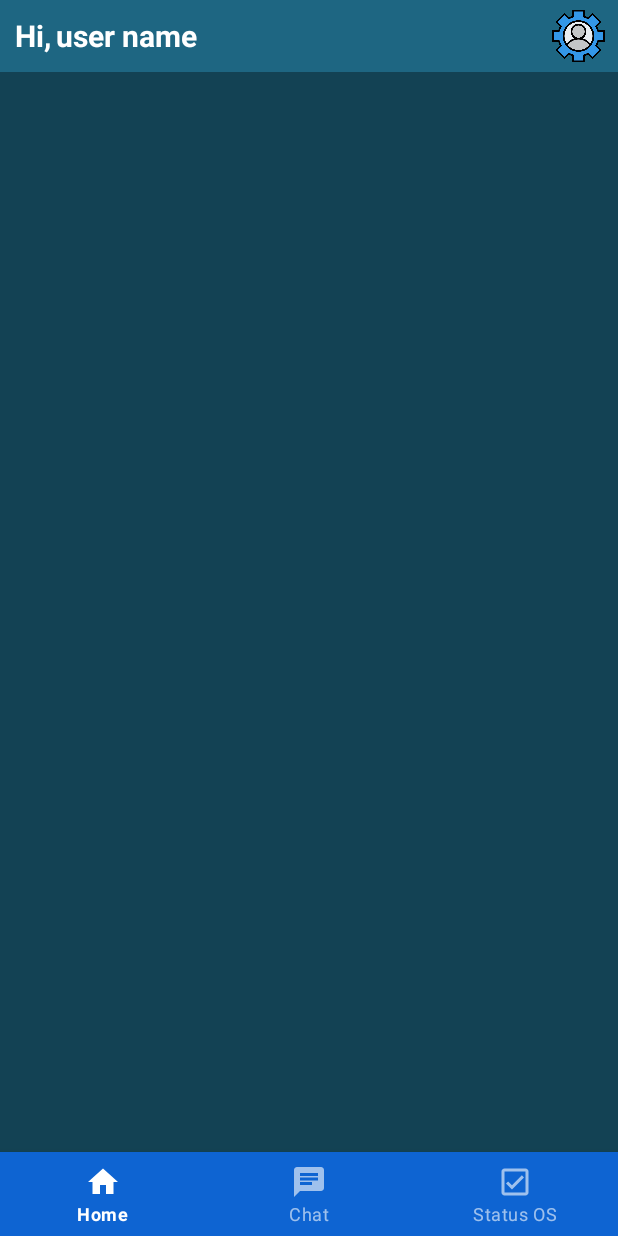
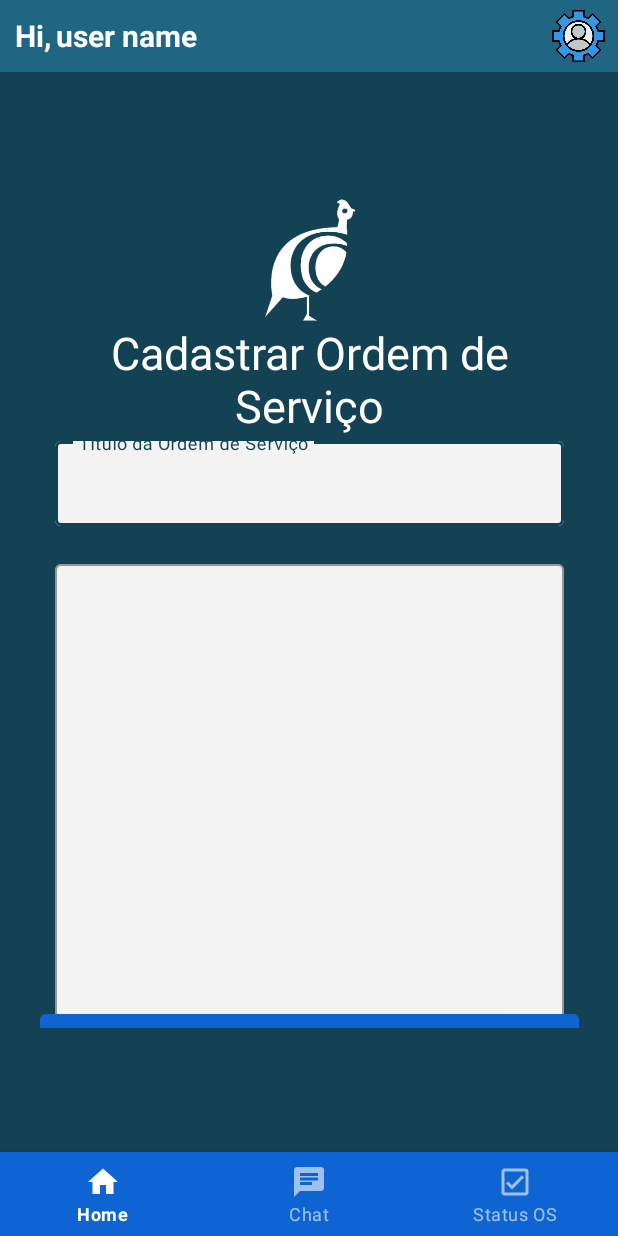
Before and after one commit to LeonardoSnows/Sistema-Integrado-Continuo, an Android app: the screen it shows after launch (MainMenu), on a phone screen of 412 x 824 dp. Run offline under Robolectric (Android 15) with nearby library versions, the phone set to English and light mode, and no system bars; our stand-ins replace Firebase (no records; nobody signed in at launch, a user with empty details on screens opened directly).

Commit message:
Convertido para fragmento, telas Chat e Cadastro de OS

```diff
--- /dev/null
+++ b/sistema_integrado_continuo/app/src/main/java/br/com/fatec/projeto/sistemaintegradocontinuo/fragments/bottomMenu/ServiceOrderRegisterFragment.kt
@@ -0,0 +1,39 @@
+package br.com.fatec.projeto.sistemaintegradocontinuo.fragments.bottomMenu
+
+import android.os.Bundle
+import android.view.LayoutInflater
+import android.view.View
+import android.view.ViewGroup
+import androidx.fragment.app.Fragment
+import br.com.fatec.projeto.sistemaintegradocontinuo.R
+import com.google.android.material.textfield.TextInputEditText
+import com.google.android.material.textfield.TextInputLayout
+
+class ServiceOrderRegisterFragment : Fragment() {
+
+    private lateinit var tituloOrdemServicoText: TextInputEditText
+    private lateinit var descricaoOrdemDeServicoText: TextInputEditText
+    private lateinit var address2EmpresaMaterialInput: TextInputLayout
+    private lateinit var address3EmpresaMaterialInput: TextInputLayout
+    private lateinit var address4EmpresaMaterialInput: TextInputLayout
+    private lateinit var address5EmpresaMaterialInput: TextInputLayout
+
+    override fun onCreateView(inflater: LayoutInflater, container: ViewGroup?, savedInstanceState: Bundle?): View? {
+        val view = inflater.inflate(R.layout.fragment_service_order_register, container, false)
+
+        tituloOrdemServicoText = view.findViewById(R.id.titulo_ordem_servicotext)
+        descricaoOrdemDeServicoText = view.findViewById(R.id.descricao_ordem_de_sercico_text)
+        return view
+    }
+
+    // Função para recuperar o título da ordem de serviço
+    fun getTituloOrdemServico(): String {
+        return tituloOrdemServicoText.text.toString()
+    }
+
+    // Função para recuperar a descrição da ordem de serviço
+    fun getDescricaoOrdemServico(): String {
+        return descricaoOrdemDeServicoText.text.toString()
+    }
+
+}
--- a/sistema_integrado_continuo/app/src/main/java/br/com/fatec/projeto/sistemaintegradocontinuo/mainMenu/MainMenu.kt
+++ b/sistema_integrado_continuo/app/src/main/java/br/com/fatec/projeto/sistemaintegradocontinuo/mainMenu/MainMenu.kt
@@ -9,7 +9,9 @@ import androidx.fragment.app.Fragment
 import br.com.fatec.projeto.sistemaintegradocontinuo.R
 import br.com.fatec.projeto.sistemaintegradocontinuo.databinding.ActivityMainMenuBinding
 import br.com.fatec.projeto.sistemaintegradocontinuo.formlogin.FormLogin
+import br.com.fatec.projeto.sistemaintegradocontinuo.fragments.bottomMenu.ChatFragment
 import br.com.fatec.projeto.sistemaintegradocontinuo.fragments.bottomMenu.HomeFragment
+import br.com.fatec.projeto.sistemaintegradocontinuo.fragments.bottomMenu.ServiceOrderRegisterFragment
 import com.google.android.material.snackbar.Snackbar
 import com.google.firebase.auth.FirebaseAuth
 
@@ -20,12 +22,13 @@ class MainMenu : AppCompatActivity() {
         super.onCreate(savedInstanceState)
         binding = ActivityMainMenuBinding.inflate(layoutInflater)
         setContentView(binding.root)
-        replaceFragment(HomeFragment())
+        replaceFragment(ServiceOrderRegisterFragment())
 
         binding.bottomNavigationView.setOnItemSelectedListener {
             when (it.itemId) {
 
                 R.id.homePage -> replaceFragment(HomeFragment())
+                R.id.chatPage -> replaceFragment(ChatFragment())
 
                 else -> {}
             }
--- /dev/null
+++ b/sistema_integrado_continuo/app/src/main/res/layout/fragment_service_order_register.xml
@@ -0,0 +1,149 @@
+<?xml version="1.0" encoding="utf-8"?>
+<androidx.constraintlayout.widget.ConstraintLayout xmlns:android="http://schemas.android.com/apk/res/android"
+    xmlns:app="http://schemas.android.com/apk/res-auto"
+    xmlns:tools="http://schemas.android.com/tools"
+    android:layout_width="match_parent"
+    android:layout_height="match_parent"
+    android:background="@drawable/background_cadastro_empresa">
+
+    <ImageView
+        android:id="@+id/imageView3"
+        android:layout_width="match_parent"
+        android:layout_height="83dp"
+        android:src="@drawable/logo"
+        tools:layout_editor_absoluteX="147dp"
+        tools:layout_editor_absoluteY="16dp" />
+
+    <TextView
+        android:id="@+id/textView4"
+        android:layout_width="match_parent"
+        android:layout_height="wrap_content"
+        android:text="Cadastrar Ordem de Serviço"
+        android:textAlignment="center"
+        android:textColor="@color/white"
+        android:textSize="30dp"
+        app:layout_constraintTop_toBottomOf="@+id/imageView3" />
+
+    <LinearLayout
+        android:id="@+id/linearLayout"
+        android:layout_width="match_parent"
+        android:layout_height="wrap_content"
+        android:orientation="vertical"
+        app:layout_constraintBottom_toBottomOf="parent"
+        app:layout_constraintEnd_toEndOf="parent"
+        app:layout_constraintHorizontal_bias="0.0"
+        app:layout_constraintStart_toStartOf="parent"
+        app:layout_constraintTop_toBottomOf="@+id/textView4"
+        app:layout_constraintVertical_bias="0.107">
+
+        <!--Titulo da O.S-->
+        <LinearLayout
+            android:layout_width="match_parent"
+            android:layout_height="match_parent"
+            android:orientation="vertical"
+            app:layout_constraintBottom_toBottomOf="parent"
+            app:layout_constraintEnd_toEndOf="parent"
+            app:layout_constraintHorizontal_bias="0.0"
+            app:layout_constraintStart_toStartOf="parent"
+            app:layout_constraintTop_toBottomOf="@+id/textView4"
+            app:layout_constraintVertical_bias="0.107">
+
+            <!--Endereço-->
+            <LinearLayout
+                android:layout_width="match_parent"
+                android:layout_height="match_parent"
+                android:orientation="vertical"
+                app:layout_constraintBottom_toBottomOf="parent"
+                app:layout_constraintEnd_toEndOf="parent"
+                app:layout_constraintHorizontal_bias="0.0"
+                app:layout_constraintStart_toStartOf="parent"
+                app:layout_constraintTop_toBottomOf="@+id/textView4"
+                app:layout_constraintVertical_bias="0.107">
+
+                <!--Endereço-->
+                <com.google.android.material.textfield.TextInputLayout
+                    android:id="@+id/address2_empresa_material_input"
+                    style="@style/Widget.MaterialComponents.TextInputLayout.OutlinedBox"
+                    android:layout_width="match_parent"
+                    android:layout_height="wrap_content"
+                    android:layout_marginLeft="10dp"
+                    android:layout_marginRight="10dp"
+                    android:layout_marginBottom="10dp"
+                    app:boxBackgroundColor="#f3f3f3">
+
+                    <com.google.android.material.textfield.TextInputLayout
+                        android:id="@+id/address3_empresa_material_input"
+                        style="@style/Widget.MaterialComponents.TextInputLayout.OutlinedBox"
+                        android:layout_width="match_parent"
+                        android:layout_height="match_parent"
+                        android:layout_marginLeft="10dp"
+                        android:layout_marginRight="10dp"
+                        android:layout_marginBottom="10dp"
+                        app:boxBackgroundColor="#f3f3f3">
+
+                    </com.google.android.material.textfield.TextInputLayout>
+
+                    <com.google.android.material.textfield.TextInputEditText
+                        android:id="@+id/titulo_ordem_servicotext"
+                        android:layout_width="match_parent"
+                        android:layout_height="wrap_content"
+                        android:hint="Título da Ordem de Serviço"
+                        android:inputType="text" />
+                </com.google.android.material.textfield.TextInputLayout>
+
+            </LinearLayout>
+
+            <com.google.android.material.textfield.TextInputLayout
+                android:id="@+id/address4_empresa_material_input"
+                style="@style/Widget.MaterialComponents.TextInputLayout.OutlinedBox"
+                android:layout_width="match_parent"
+                android:layout_height="wrap_content"
+                android:layout_marginLeft="10dp"
+                android:layout_marginRight="10dp"
+                android:layout_marginBottom="10dp"
+                app:boxBackgroundColor="#f3f3f3">
+
+                <com.google.android.material.textfield.TextInputLayout
+                    android:id="@+id/address5_empresa_material_input"
+                    style="@style/Widget.MaterialComponents.TextInputLayout.OutlinedBox"
+                    android:layout_width="match_parent"
+                    android:layout_height="match_parent"
+                    android:layout_marginLeft="10dp"
+                    android:layout_marginRight="10dp"
+                    android:layout_marginBottom="10dp"
+                    app:boxBackgroundColor="#f3f3f3">
+
+                </com.google.android.material.textfield.TextInputLayout>
+
+                <com.google.android.material.textfield.TextInputEditText
+                    android:id="@+id/descricao_ordem_de_sercico_text"
+                    android:layout_width="match_parent"
+                    android:layout_height="306dp"
+                    android:autoText="false"
+                    android:inputType="textMultiLine"
+                    android:textAppearance="@style/TextAppearance.AppCompat.Body1"
+                    tools:text="Descrição Ordem de Serviço" />
+            </com.google.android.material.textfield.TextInputLayout>
+
+        </LinearLayout>
+
+        <!--N°-->
+
+        <!--Endereço-->
+
+    </LinearLayout>
+
+
+    <Button
+        android:id="@+id/btn_cadastro2_user"
+        android:layout_width="match_parent"
+        android:layout_height="wrap_content"
+        android:backgroundTint="#0E64D2"
+        android:fontFamily="@font/archivo"
+        android:text="Cadastrar Ordem de Serviço"
+        android:textColor="@color/white"
+        app:layout_constraintBottom_toBottomOf="parent"
+        app:layout_constraintTop_toBottomOf="@+id/linearLayout"
+        tools:layout_editor_absoluteX="0dp" />
+
+</androidx.constraintlayout.widget.ConstraintLayout>
--- a/sistema_integrado_continuo/app/src/main/res/menu/bottom_nav_menu.xml
+++ b/sistema_integrado_continuo/app/src/main/res/menu/bottom_nav_menu.xml
@@ -19,5 +19,4 @@
         android:icon="@drawable/outline_check_box_24"
         android:title="@string/item_3" />
 
-
 </menu>
--- a/sistema_integrado_continuo/build.gradle
+++ b/sistema_integrado_continuo/build.gradle
@@ -4,8 +4,8 @@ buildscript {
     }
 }// Top-level build file where you can add configuration options common to all sub-projects/modules.
 plugins {
-    id 'com.android.application' version '7.4.2' apply false
-    id 'com.android.library' version '7.4.2' apply false
+    id 'com.android.application' version '7.3.1' apply false
+    id 'com.android.library' version '7.3.1' apply false
     id 'org.jetbrains.kotlin.android' version '1.8.0' apply false
     id 'com.google.gms.google-services' version '4.3.15' apply false
 }
```
Also changed, not shown: sistema_integrado_continuo/app/src/main/java/br/com/fatec/projeto/sistemaintegradocontinuo/fragments/bottomMenu/ChatFragment.kt (+30 -42 lines), sistema_integrado_continuo/app/src/main/res/layout/fragment_chat.xml (+63 -7 lines).
